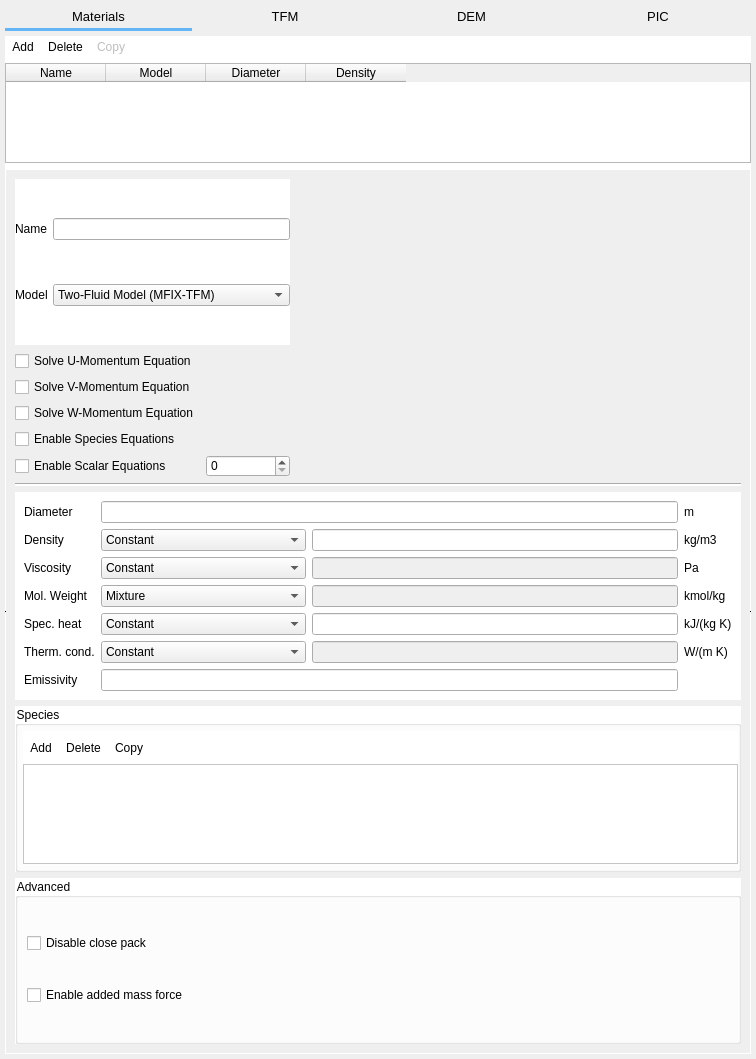
Before: the Qt Designer form gui/uifiles/solids.ui in truongd8593/mfix, drawn with Qt 5.
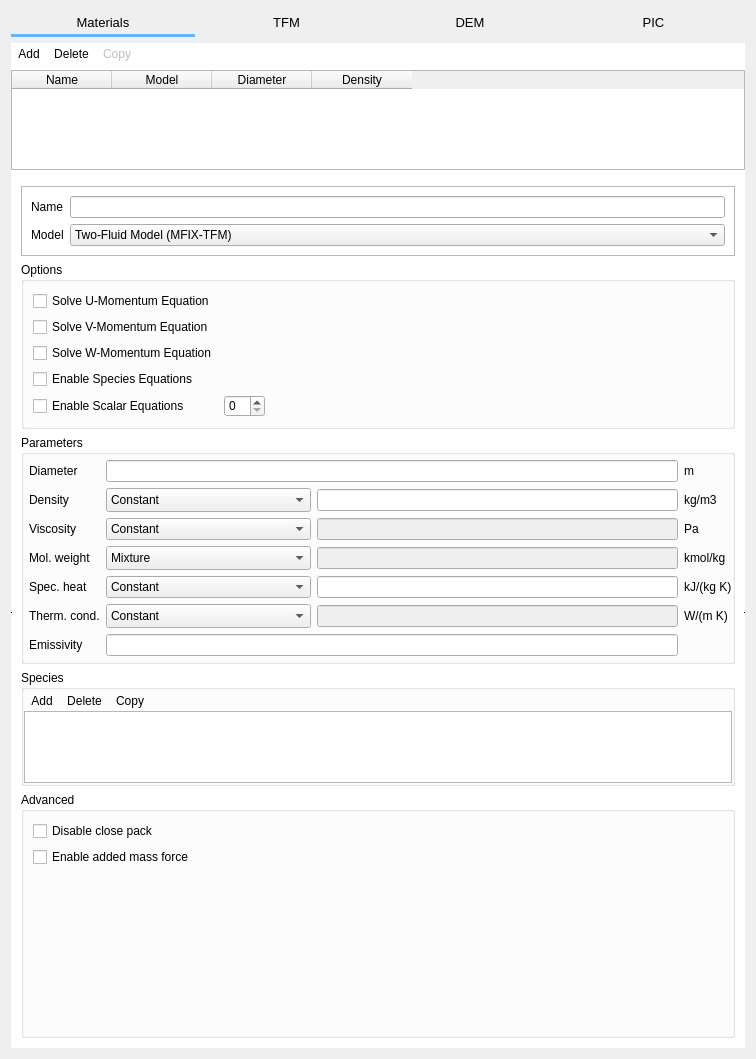
After: the same form once the commit is applied. Custom widgets are drawn as their Qt base class.

Commit message: reduce margins

The edit to the form file:
```diff
--- a/gui/uifiles/solids.ui
+++ b/gui/uifiles/solids.ui
@@ -13,15 +13,9 @@
   <property name="windowTitle">
    <string>Form</string>
   </property>
-  <layout class="QGridLayout" name="gridLayout">
-   <property name="margin">
-    <number>5</number>
-   </property>
-   <property name="spacing">
-    <number>5</number>
-   </property>
+  <layout class="QGridLayout" name="gridLayout_10">
    <item row="0" column="0">
-    <widget class="QFrame" name="frame">
+    <widget class="QFrame" name="top_frame">
      <property name="styleSheet">
       <string notr="true">QPushButton:hover {
     color:#64B5F6;;
@@ -291,7 +285,7 @@
           <bool>false</bool>
          </property>
          <property name="styleSheet">
-          <string notr="true"/>
+          <string notr="true">QWidget#scrollAreaWidgetContents{background-color:white}</string>
          </property>
          <property name="frameShape">
           <enum>QFrame::HLine</enum>
@@ -307,38 +301,23 @@
            <rect>
             <x>0</x>
             <y>0</y>
-            <width>744</width>
-            <height>882</height>
+            <width>736</width>
+            <height>873</height>
            </rect>
           </property>
           <property name="styleSheet">
-            <string notr="true">QFrame, QGroupBox{
-            background-color:white;
-            }</string>
+           <string notr="true"/>
           </property>
-          <layout class="QGridLayout" name="gridLayout_2">
-           <item row="0" column="0" colspan="2">
-            <widget class="QFrame" name="frame_22">
+          <layout class="QVBoxLayout" name="verticalLayout">
+           <item>
+            <widget class="QFrame" name="frame_name_model">
              <property name="frameShape">
-              <enum>QFrame::NoFrame</enum>
+              <enum>QFrame::StyledPanel</enum>
              </property>
              <property name="frameShadow">
               <enum>QFrame::Plain</enum>
              </property>
-             <layout class="QGridLayout" name="gridLayout_71">
-              <property name="margin">
-               <number>0</number>
-              </property>
-              <property name="spacing">
-               <number>5</number>
-              </property>
-              <item row="1" column="0">
-               <widget class="QLabel" name="label_203">
-                <property name="text">
-                 <string>Model</string>
-                </property>
-               </widget>
-              </item>
+             <layout class="QGridLayout" name="gridLayout">
               <item row="0" column="0">
                <widget class="QLabel" name="label_38">
                 <property name="text">
@@ -346,6 +325,16 @@
                 </property>
                </widget>
               </item>
+              <item row="0" column="1">
+               <widget class="LineEdit" name="lineedit_solids_phase_name"/>
+              </item>
+              <item row="1" column="0">
+               <widget class="QLabel" name="label_203">
+                <property name="text">
+                 <string>Model</string>
+                </property>
+               </widget>
+              </item>
               <item row="1" column="1">
                <widget class="ComboBox" name="combobox_solids_model">
                 <item>
@@ -365,79 +354,93 @@
                 </item>
                </widget>
               </item>
-              <item row="0" column="1">
-               <widget class="LineEdit" name="lineedit_solids_phase_name"/>
-              </item>
              </layout>
             </widget>
            </item>
-           <item row="1" column="0">
+           <item>
+            <widget class="QGroupBox" name="groupBox_22">
+             <property name="title">
+              <string>Options</string>
+             </property>
+             <property name="flat">
+              <bool>true</bool>
+             </property>
+             <layout class="QGridLayout" name="gridLayout_2">
+              <item row="0" column="0">
             <widget class="CheckBox" name="checkbox_keyword_momentum_x_eq_args_S">
              <property name="text">
               <string>Solve U-Momentum Equation</string>
              </property>
             </widget>
            </item>
-           <item row="2" column="0">
+              <item row="1" column="0">
             <widget class="CheckBox" name="checkbox_keyword_momentum_y_eq_args_S">
              <property name="text">
               <string>Solve V-Momentum Equation</string>
              </property>
             </widget>
            </item>
-           <item row="3" column="0">
+              <item row="2" column="0">
             <widget class="CheckBox" name="checkbox_keyword_momentum_z_eq_args_S">
              <property name="text">
               <string>Solve W-Momentum Equation</string>
              </property>
             </widget>
            </item>
-           <item row="4" column="0">
+              <item row="3" column="0">
             <widget class="CheckBox" name="checkbox_keyword_species_eq_args_S">
              <property name="text">
               <string>Enable Species Equations</string>
              </property>
             </widget>
            </item>
-           <item row="5" column="0">
+              <item row="4" column="0">
             <widget class="CheckBox" name="checkbox_enable_scalar_eq">
              <property name="text">
               <string>Enable Scalar Equations</string>
              </property>
             </widget>
            </item>
-           <item row="5" column="1">
+              <item row="4" column="1">
             <widget class="QSpinBox" name="spinbox_nscalar_eq"/>
            </item>
-           <item row="5" column="2">
+              <item row="4" column="2">
             <spacer name="horizontalSpacer">
              <property name="orientation">
               <enum>Qt::Horizontal</enum>
              </property>
              <property name="sizeHint" stdset="0">
               <size>
-               <width>175</width>
+                  <width>455</width>
                <height>20</height>
               </size>
              </property>
             </spacer>
            </item>
-           <item row="6" column="0" colspan="3">
-            <widget class="Line" name="line">
-             <property name="orientation">
-              <enum>Qt::Horizontal</enum>
-             </property>
+             </layout>
             </widget>
            </item>
-           <item row="7" column="0" colspan="3">
-            <widget class="QFrame" name="frame_solids_properties">
-             <property name="frameShape">
-              <enum>QFrame::NoFrame</enum>
+           <item>
+            <widget class="QGroupBox" name="groupBox_solids_properties">
+             <property name="title">
+              <string>Parameters</string>
              </property>
-             <property name="frameShadow">
-              <enum>QFrame::Plain</enum>
+             <property name="flat">
+              <bool>true</bool>
              </property>
              <layout class="QGridLayout" name="gridLayout_6">
+              <property name="leftMargin">
+               <number>5</number>
+              </property>
+              <property name="topMargin">
+               <number>5</number>
+              </property>
+              <property name="rightMargin">
+               <number>0</number>
+              </property>
+              <property name="bottomMargin">
+               <number>5</number>
+              </property>
               <item row="0" column="0">
                <widget class="QLabel" name="label_39">
                 <property name="text">
@@ -465,7 +468,7 @@
               <item row="1" column="1">
                <widget class="ComboBox" name="combobox_solids_density_model">
                 <property name="sizeAdjustPolicy">
-                 <enum>QComboBox::AdjustToContents</enum>
+                 <enum>QComboBox::AdjustToMinimumContentsLengthWithIcon</enum>
                 </property>
                 <property name="minimumContentsLength">
                  <number>1</number>
@@ -544,14 +547,14 @@
               <item row="3" column="0">
                <widget class="QLabel" name="label_45">
                 <property name="text">
-                 <string>Mol. Weight</string>
+                 <string>Mol. weight</string>
                 </property>
                </widget>
               </item>
               <item row="3" column="1">
                <widget class="ComboBox" name="combobox_solids_mol_weight_model">
                 <property name="sizeAdjustPolicy">
-                 <enum>QComboBox::AdjustToContents</enum>
+                 <enum>QComboBox::AdjustToMinimumContentsLengthWithIcon</enum>
                 </property>
                 <property name="minimumContentsLength">
                  <number>1</number>
@@ -632,7 +635,7 @@
                  <number>0</number>
                 </property>
                 <property name="sizeAdjustPolicy">
-                 <enum>QComboBox::AdjustToContents</enum>
+                 <enum>QComboBox::AdjustToMinimumContentsLengthWithIcon</enum>
                 </property>
                 <property name="minimumContentsLength">
                  <number>1</number>
@@ -706,8 +709,8 @@
              <zorder>label_204</zorder>
             </widget>
            </item>
-           <item row="8" column="0" colspan="3">
-            <widget class="QGroupBox" name="groupBox_10">
+           <item>
+            <widget class="QGroupBox" name="groupBox_species">
              <property name="title">
               <string>Species</string>
              </property>
@@ -718,18 +721,9 @@
               <property name="spacing">
                <number>0</number>
               </property>
-              <property name="leftMargin">
-               <number>5</number>
-              </property>
-              <property name="topMargin">
-               <number>5</number>
-              </property>
-              <property name="rightMargin">
+              <property name="margin">
                <number>0</number>
               </property>
-              <property name="bottomMargin">
-               <number>5</number>
-              </property>
               <item>
                <widget class="QFrame" name="frame_24">
                 <property name="frameShape">
@@ -813,7 +807,7 @@
              </layout>
             </widget>
            </item>
-           <item row="9" column="0" colspan="3">
+           <item>
             <widget class="QGroupBox" name="groupBox_11">
              <property name="title">
               <string>Advanced</string>
@@ -836,6 +830,19 @@
                 </property>
                </widget>
               </item>
+              <item row="2" column="0">
+               <spacer name="verticalSpacer_4">
+                <property name="orientation">
+                 <enum>Qt::Vertical</enum>
+                </property>
+                <property name="sizeHint" stdset="0">
+                 <size>
+                  <width>20</width>
+                  <height>186</height>
+                 </size>
+                </property>
+               </spacer>
+              </item>
              </layout>
             </widget>
            </item>
@@ -2067,6 +2074,11 @@
   </layout>
  </widget>
  <customwidgets>
+  <customwidget>
+   <class>ComboBox</class>
+   <extends>QComboBox</extends>
+   <header>widgets/base</header>
+  </customwidget>
   <customwidget>
    <class>CheckBox</class>
    <extends>QCheckBox</extends>
@@ -2077,11 +2089,6 @@
    <extends>QLineEdit</extends>
    <header>widgets/base</header>
   </customwidget>
-  <customwidget>
-   <class>ComboBox</class>
-   <extends>QComboBox</extends>
-   <header>widgets/base</header>
-  </customwidget>
  </customwidgets>
  <resources/>
  <connections/>
```
Left out of the diff: 15 changed lines with no effect on the pictures. Lines whose indentation alone changed are shown as unchanged. The commit also changes 1 other file.
